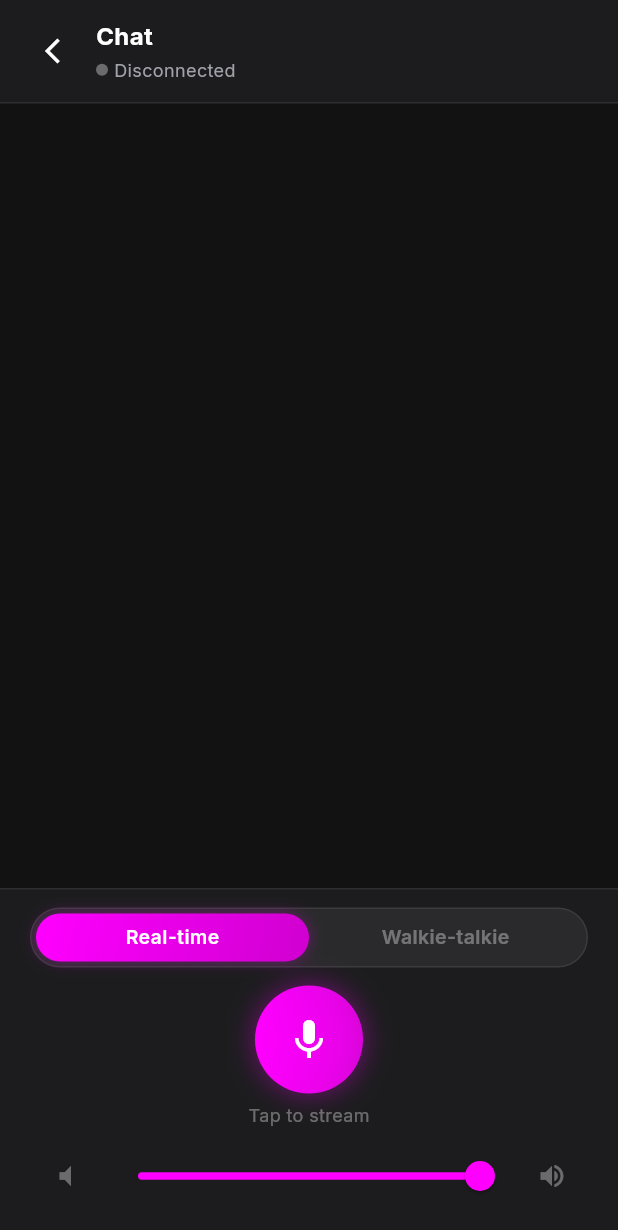
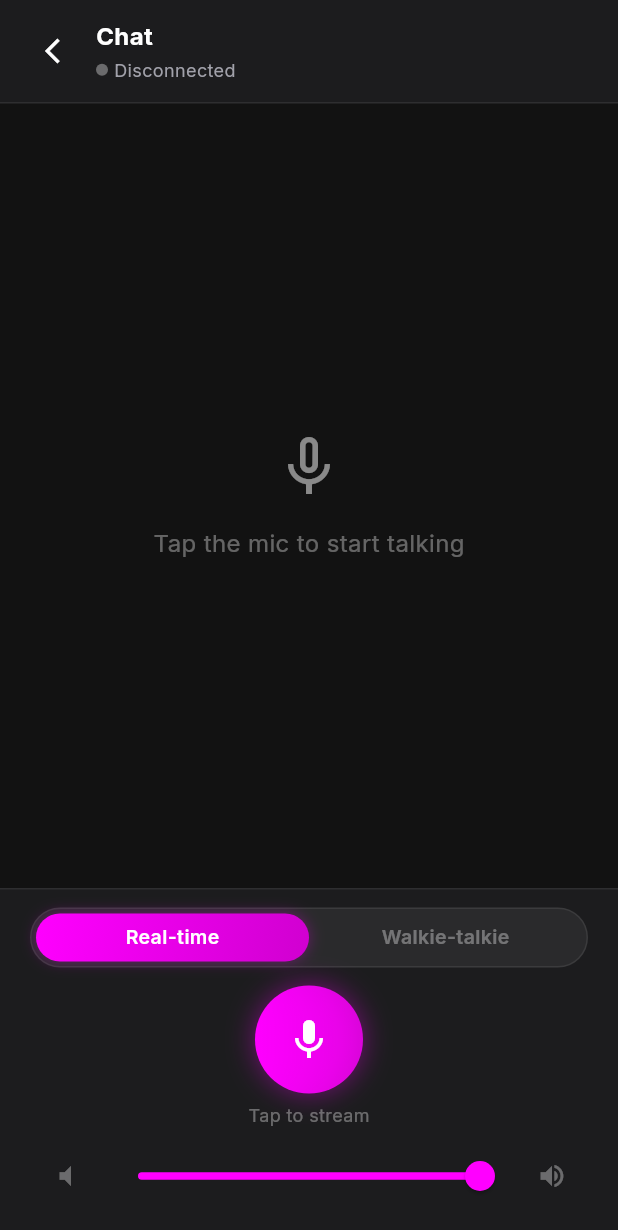
Before and after one commit to bobbygenerik/zubia, a Flutter app: the ChatScreen screen opened by its route, on a phone screen of 412 x 824 dp. Shown: the top 1230 px of the screen. Run offline on Flutter 3.47's test engine with Material 3 defaults, Android fonts, the phone set to English and light mode, and no system bars; our stand-ins replace go_router, google_fonts, just_audio, permission_handler, shared_preferences; missing offline and left inert: record; accounts and stored records are empty.

Commit message:
Add helpful empty state to ChatScreen
Adds a visually clear empty state with contextual guidance on how to start talking when the chat feed is empty, replacing the completely blank screen.
This improves usability and discoverability for new users opening their first chat.

Co-authored-by: bobbygenerik <215436269+bobbygenerik@users.noreply.github.com>

```diff
--- a/zubia/lib/screens/chat_screen.dart
+++ b/zubia/lib/screens/chat_screen.dart
@@ -63,7 +63,32 @@ class _ChatScreenState extends State<ChatScreen> {
 
                 // ── Translation Feed ──
                 Expanded(
-                  child: ListView.builder(
+                  child: state.feed.isEmpty
+                      ? Center(
+                          child: Column(
+                            mainAxisAlignment: MainAxisAlignment.center,
+                            children: [
+                              Icon(
+                                Icons.mic_none,
+                                size: 48,
+                                color: ZubiaColors.textMuted.withValues(
+                                  alpha: 0.5,
+                                ),
+                              ),
+                              const SizedBox(height: 16),
+                              Text(
+                                state.mode == 'walkie'
+                                    ? 'Hold the mic to start talking'
+                                    : 'Tap the mic to start talking',
+                                style: const TextStyle(
+                                  color: ZubiaColors.textMuted,
+                                  fontSize: 16,
+                                ),
+                              ),
+                            ],
+                          ),
+                        )
+                      : ListView.builder(
                           controller: _feedScroll,
                           padding: const EdgeInsets.symmetric(
                             horizontal: 16,
```
Also changed, not shown: 1 other file. Lines whose indentation alone changed are shown as unchanged.
